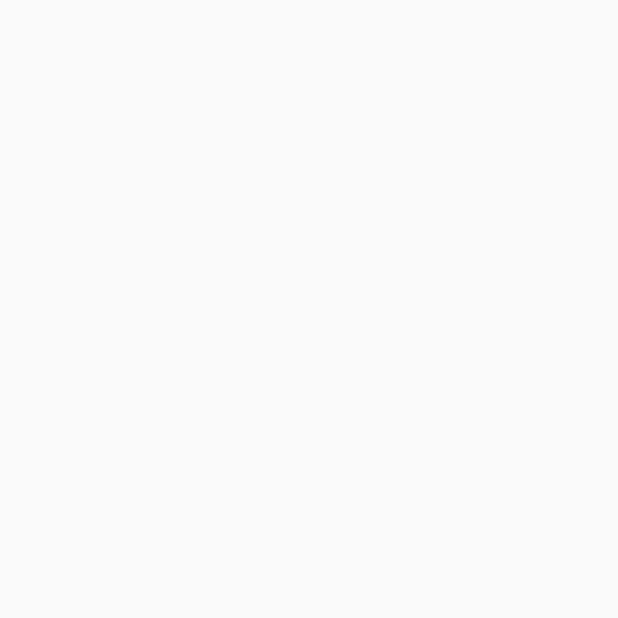
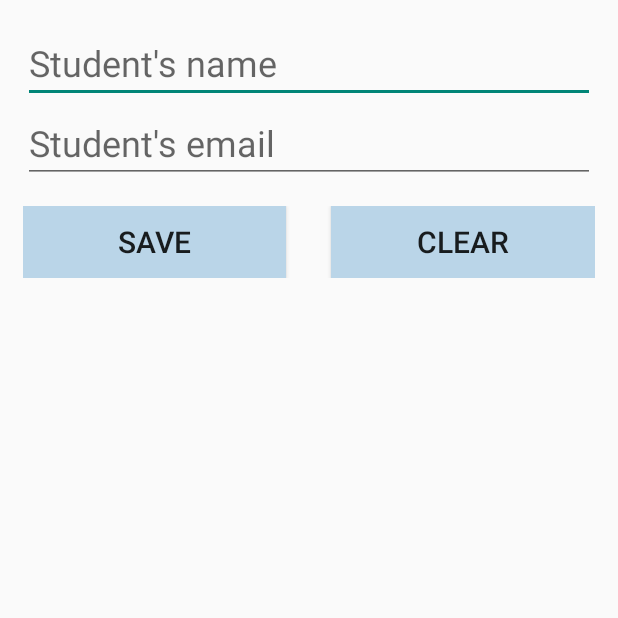
Before and after one commit to bharathitummala/local-database-room, an Android app built with Jetpack Compose: the screen it shows after launch (MainActivity), on a phone screen of 412 x 824 dp, the top half of it. Before the commit the part shown is empty. Run offline under Robolectric (Android 15) with nearby library versions, the phone set to English and light mode, and no system bars.

```diff
--- a/app/src/main/java/com/example/studentregister/MainActivity.kt
+++ b/app/src/main/java/com/example/studentregister/MainActivity.kt
@@ -15,6 +15,7 @@ import com.example.studentregister.ui.theme.StudentRegisterTheme
 class MainActivity : ComponentActivity() {
     override fun onCreate(savedInstanceState: Bundle?) {
         super.onCreate(savedInstanceState)
+        setContentView(R.layout.activity_main)
 
     }
 }
--- /dev/null
+++ b/app/src/main/res/layout/activity_main.xml
@@ -0,0 +1,63 @@
+<?xml version="1.0" encoding="utf-8"?>
+<LinearLayout xmlns:android="http://schemas.android.com/apk/res/android"
+    android:orientation="vertical"
+    android:layout_width="match_parent"
+    android:layout_height="match_parent"
+    android:layout_margin="15dp">
+
+
+    <EditText
+        android:id="@+id/etName"
+        android:layout_width="match_parent"
+        android:layout_height="wrap_content"
+        android:ems="10"
+        android:hint="@string/student_s_name"
+        android:inputType="textPersonName"
+        android:text="@string/name"
+        android:textSize="24sp" />
+
+    <EditText
+        android:id="@+id/etEmail"
+        android:layout_width="match_parent"
+        android:layout_height="wrap_content"
+        android:ems="10"
+        android:hint="@string/student_s_email"
+        android:inputType="textPersonName"
+        android:text="@string/name"
+
+        android:textSize="24sp" />
+
+    <LinearLayout
+        android:layout_width="match_parent"
+        android:layout_height="wrap_content"
+        android:layout_marginTop="15dp"
+        android:orientation="horizontal">
+
+        <Button
+            android:id="@+id/btnSave"
+            android:layout_width="0dp"
+            android:layout_height="wrap_content"
+            android:layout_weight="1"
+            android:background="#BAD5E8"
+            android:text="@string/save"
+            android:textSize="20sp" />
+        <Button
+            android:id="@+id/btnClear"
+            android:layout_width="0dp"
+            android:layout_marginLeft="30dp"
+            android:layout_height="wrap_content"
+            android:layout_weight="1"
+            android:background="#BAD5E8"
+            android:text="@string/clear"
+            android:textSize="20sp" />
+    </LinearLayout>
+
+    <androidx.recyclerview.widget.RecyclerView
+        android:id="@+id/rvStudent"
+        android:layout_width="match_parent"
+        android:layout_height="0dp"
+        android:layout_marginTop="10dp"
+        android:layout_marginBottom="10dp"
+        android:layout_weight="1"
+        android:elevation="10dp" />
+</LinearLayout>
--- a/app/src/main/res/values/strings.xml
+++ b/app/src/main/res/values/strings.xml
@@ -1,3 +1,8 @@
 <resources>
     <string name="app_name">StudentRegister</string>
+    <string name="name"> </string>
+    <string name="student_s_email">Student\'s email</string>
+    <string name="student_s_name">Student\'s name</string>
+    <string name="save">Save</string>
+    <string name="clear">Clear</string>
 </resources>
```
Also changed, not shown: app/build.gradle.kts (+24 -2 lines), app/src/main/java/com/example/studentregister/db/Student.kt (added, +16 -0 lines).
